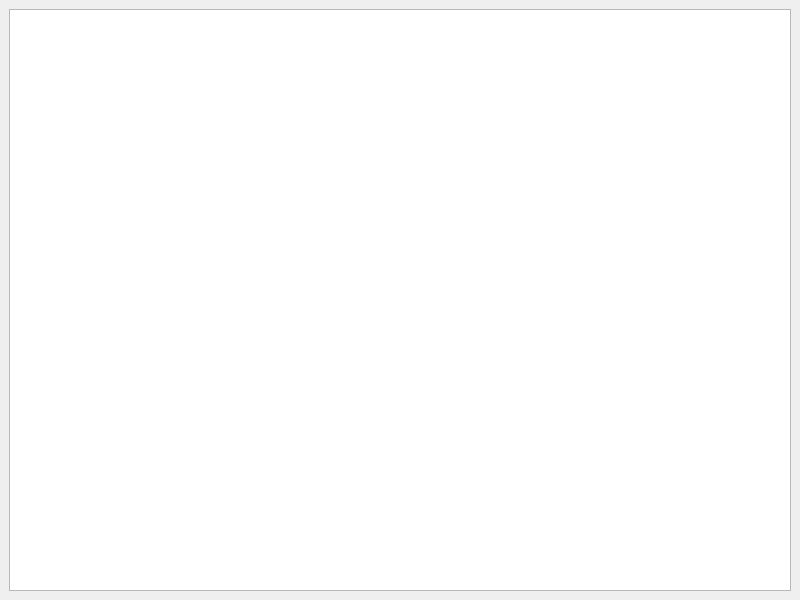
Before: the Qt Designer form picker/mainwindow.ui in nrbyte/numvisz, drawn with Qt 5.
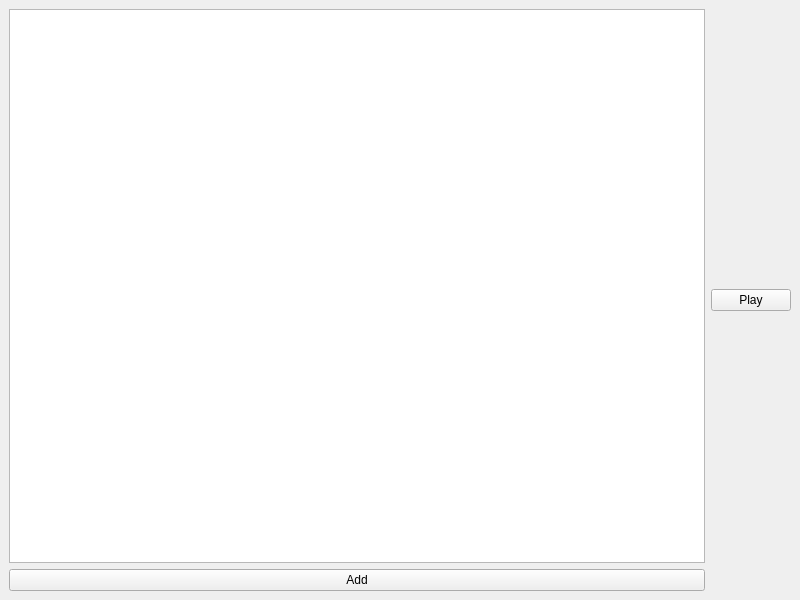
After: the same form once the commit is applied.

Commit message: Added dialog to add visualizations, and a play button that launches the barchart binary based on the selected item

The edit to the form file:
```diff
--- a/picker/mainwindow.ui
+++ b/picker/mainwindow.ui
@@ -14,9 +14,35 @@
    <string>MainWindow</string>
   </property>
   <widget class="QWidget" name="centralwidget">
-   <layout class="QHBoxLayout" name="horizontalLayout">
+   <layout class="QVBoxLayout" name="verticalLayout">
     <item>
-     <widget class="QListView" name="viszList"/>
+     <layout class="QHBoxLayout" name="horizontalLayout">
+      <item>
+       <layout class="QVBoxLayout" name="verticalLayout_2">
+        <item>
+         <widget class="QListView" name="viszList"/>
+        </item>
+        <item>
+         <widget class="QPushButton" name="addButton">
+          <property name="text">
+           <string>Add</string>
+          </property>
+         </widget>
+        </item>
+       </layout>
+      </item>
+      <item>
+       <layout class="QVBoxLayout" name="verticalLayout_3">
+        <item>
+         <widget class="QPushButton" name="playButton">
+          <property name="text">
+           <string>Play</string>
+          </property>
+         </widget>
+        </item>
+       </layout>
+      </item>
+     </layout>
     </item>
    </layout>
   </widget>
```
Left out of the diff: 2 changed lines with no effect on the pictures. The commit also changes 10 other files.
